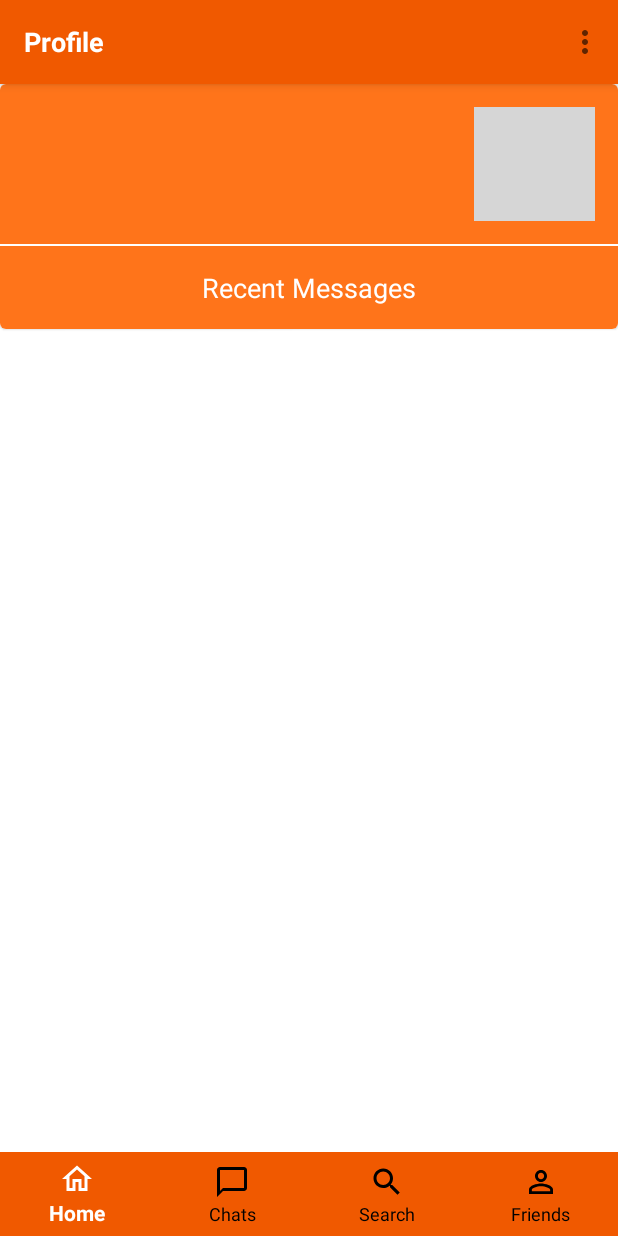
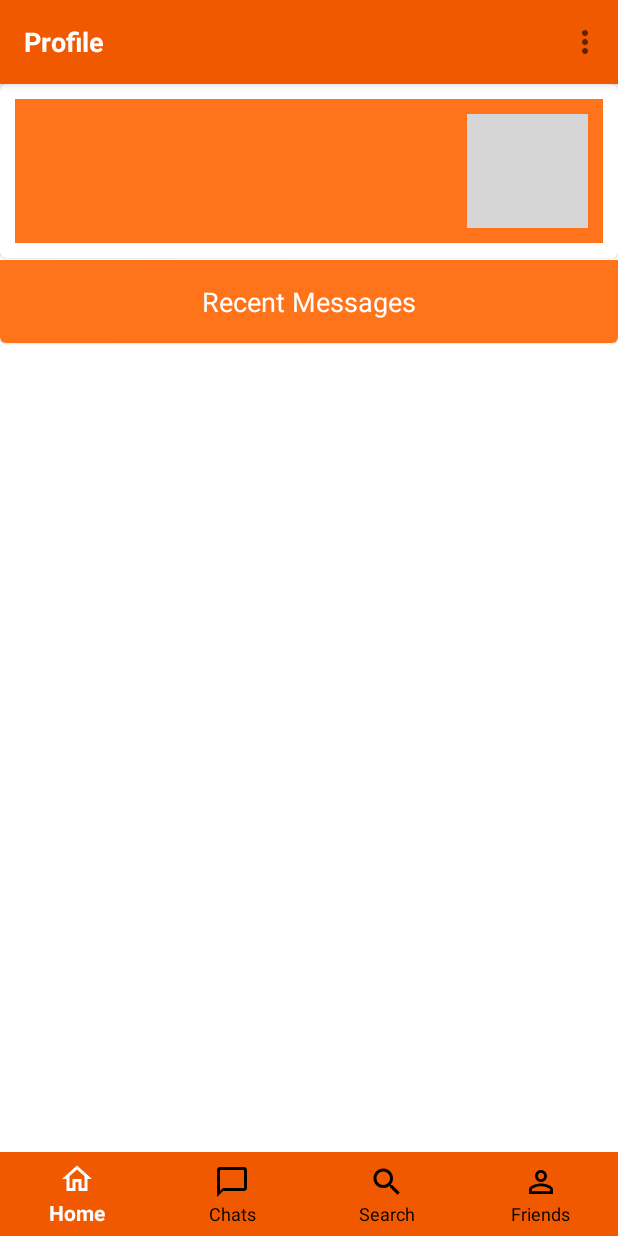
Before and after one commit to KrystofMacek/FirebaseChatApp, an Android app: the screen it shows after launch once a user with an empty profile is signed in (MainActivity), on a phone screen of 412 x 824 dp. Run offline under Robolectric (Android 15) with nearby library versions, the phone set to English and light mode, and no system bars; our stand-ins replace Firebase (no records; nobody signed in at launch, a user with empty details on screens opened directly); grey boxes are pictures that could not be loaded.

Commit message:
Edited adding tags to remove whitespace Order friends alphabetically Fix Searching users to not show friend profiles
small ui edits

```diff
--- a/app/src/main/java/com/krystofmacek/firebasechatapp/fragments/FriendsFragment.java
+++ b/app/src/main/java/com/krystofmacek/firebasechatapp/fragments/FriendsFragment.java
@@ -14,6 +14,7 @@ import com.google.firebase.firestore.DocumentSnapshot;
 import com.google.firebase.firestore.EventListener;
 import com.google.firebase.firestore.FirebaseFirestore;
 import com.google.firebase.firestore.FirebaseFirestoreException;
+import com.google.firebase.firestore.Query;
 import com.google.firebase.firestore.QuerySnapshot;
 import com.krystofmacek.firebasechatapp.R;
 import com.krystofmacek.firebasechatapp.adapters.FriendAdapter;
@@ -65,9 +66,10 @@ public class FriendsFragment extends Fragment {
                             ids.clear();
                             User user = documentSnapshot.toObject(User.class);
                             ids.addAll(user.getFriends());
-                            // TODO: add order by (ideally by latest msg)
+                            if(ids.size() > 0) {
                                 firestore.collection("Profiles")
                                         .whereIn("uid", ids)
+                                        .orderBy("displayName", Query.Direction.ASCENDING)
                                         .get()
                                         .addOnSuccessListener(new OnSuccessListener<QuerySnapshot>() {
                                             @Override
@@ -84,6 +86,7 @@ public class FriendsFragment extends Fragment {
                                             }
                                         });
                             }
+                        }
 
                 });
     }
--- a/app/src/main/java/com/krystofmacek/firebasechatapp/fragments/HomeFragment.java
+++ b/app/src/main/java/com/krystofmacek/firebasechatapp/fragments/HomeFragment.java
@@ -182,7 +182,7 @@ public class HomeFragment extends Fragment {
                     @Override
                     public void onClick(View view) {
                         if(!addTagInput.getText().toString().equals("")) {
-                            signedUser.getTags().add(addTagInput.getText().toString().toLowerCase());
+                            signedUser.getTags().add(addTagInput.getText().toString().toLowerCase().replaceAll("\\s",""));
                             addTagInput.setText("");
                             createTagsString(tagOutput);
                         }
--- a/app/src/main/res/layout/dialog_remove_friend.xml
+++ b/app/src/main/res/layout/dialog_remove_friend.xml
@@ -35,7 +35,7 @@
             android:layout_height="wrap_content"
             android:layout_marginRight="10dp"
             android:background="@color/colorPrimary"
-            android:text="Add" />
+            android:text="Remove" />
 
         <Button
             android:id="@+id/dialog_friend_remove_cancel"
--- a/app/src/main/res/layout/fragment_home.xml
+++ b/app/src/main/res/layout/fragment_home.xml
@@ -25,12 +25,16 @@
                 android:background="@color/colorWhite"
                 >
 
+                <com.google.android.material.card.MaterialCardView
+                    android:layout_width="match_parent"
+                    android:layout_height="wrap_content">
                 <LinearLayout
                     android:layout_width="match_parent"
                     android:layout_height="wrap_content"
                     android:background="@color/colorPrimary"
                     android:orientation="horizontal"
-                    android:padding="15dp">
+                    android:padding="10dp"
+                    android:layout_margin="10dp">
 
                     <LinearLayout
                         android:layout_width="wrap_content"
@@ -76,6 +80,9 @@
 
                 </LinearLayout>
 
+                </com.google.android.material.card.MaterialCardView>
+
+
                 <TextView
                     android:layout_width="match_parent"
                     android:layout_height="wrap_content"
```
Also changed, not shown: app/src/main/java/com/krystofmacek/firebasechatapp/fragments/SearchFragment.java (+5 -3 lines). Lines whose indentation alone changed are shown as unchanged.
